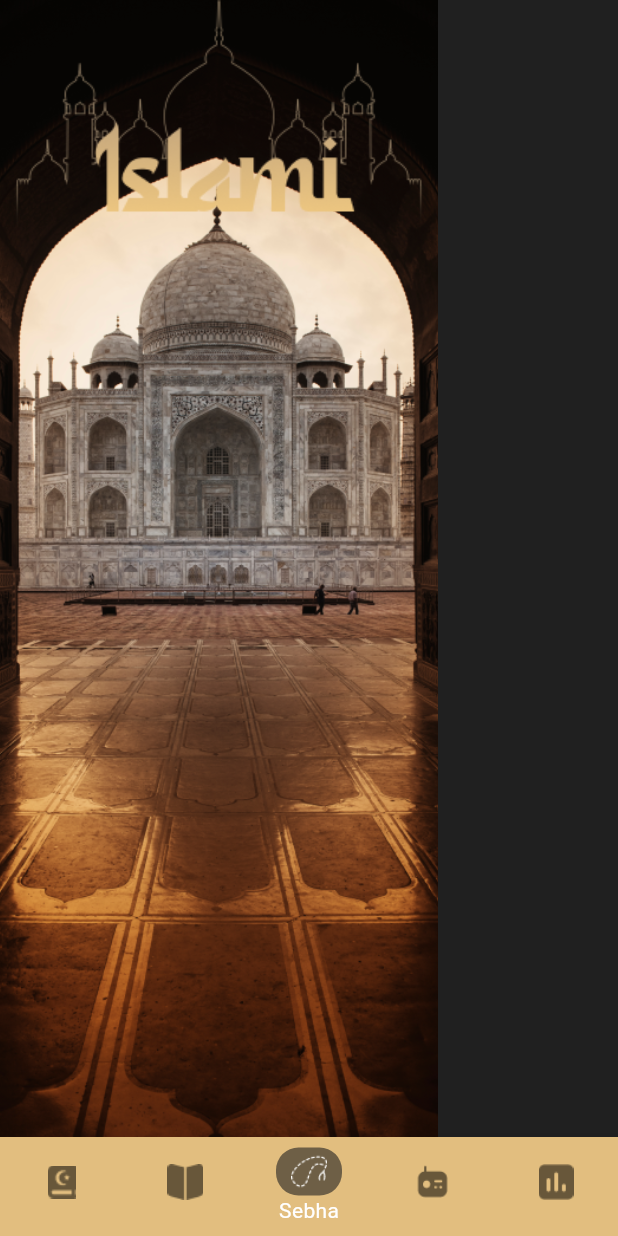
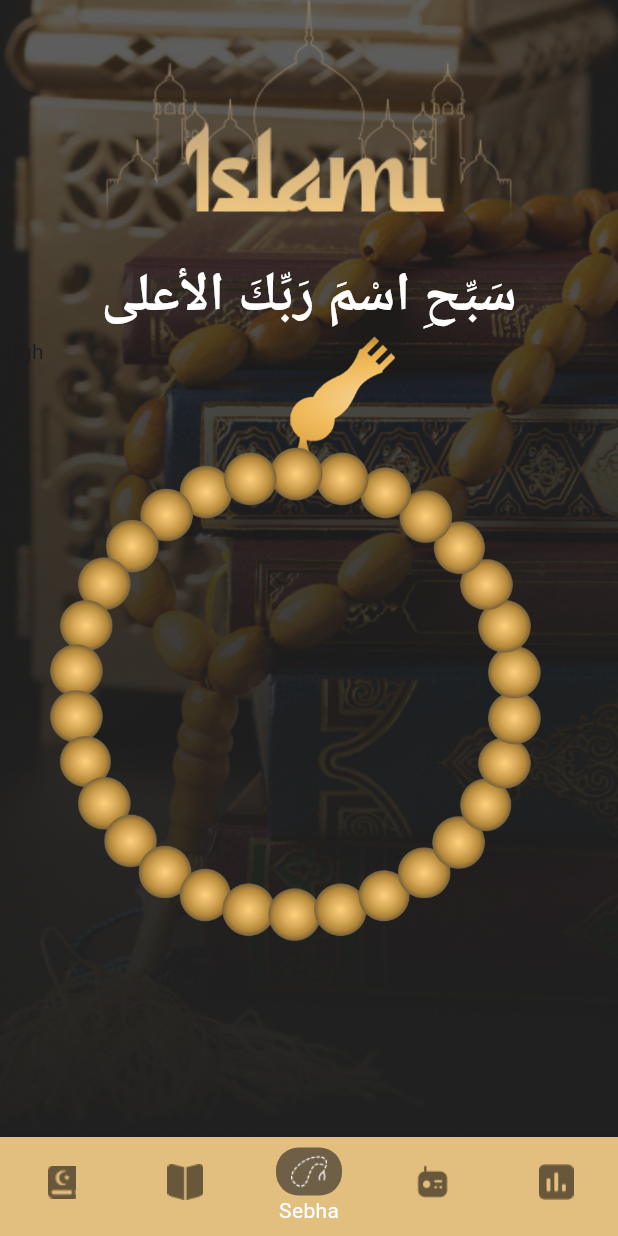
Before and after one commit to Hanaa-Morsy/islami, a Flutter app: the screen it shows after launch, item 3 of the bottom bar chosen, on a phone screen of 412 x 824 dp. Run offline on Flutter 3.47's test engine with Material 3 defaults, Android fonts, the phone set to English and light mode, and no system bars; our stand-ins replace carousel_slider, shared_preferences.

Commit message:
add sebha head and body

```diff
--- a/lib/core/constants/app_assets.dart
+++ b/lib/core/constants/app_assets.dart
@@ -16,6 +16,10 @@ class AppAssets{
   static const String hadeeth_bg=  'assets/images/HadeethBackground.png';
   static const String hadeeth_bg2=  'assets/images/HadithCardBackGround 1.png';
   static const String sebha_bg=  'assets/images/Background (2).png';
+  static const String sebha_head=  'assets/images/Mask group (3).png';
+  static const String sebha_body=  'assets/images/SebhaBody 1.png';
+
+
 
 
 }
--- a/lib/screens/layout/sebha/sebha_screen.dart
+++ b/lib/screens/layout/sebha/sebha_screen.dart
@@ -1,22 +1,47 @@
 import 'package:flutter/material.dart';
 import 'package:islami/core/constants/app_assets.dart';
+import 'package:islami/core/theme/app_colors.dart';
 
 class SebhaScreen extends StatelessWidget {
   const SebhaScreen({super.key});
 
   @override
   Widget build(BuildContext context) {
+    var theme=Theme.of(context);
     return  Container(
+      width: double.infinity,
         decoration: BoxDecoration(
         image: DecorationImage(
         image: AssetImage(
-        AppAssets.quran_bg,
+        AppAssets.sebha_bg,
     ),
     fit: BoxFit.cover)),
-    child: Column(
-      children: [
-        Image.asset(AppAssets.homelogo)
-      ],
+    child: SafeArea(
+      child: Column(
+        children: [
+          Image.asset(AppAssets.homelogo),
+          Text('سَبِّحِ اسْمَ رَبِّكَ الأعلى',style:TextStyle(
+            color: AppColors.white,
+            fontWeight: FontWeight.bold,
+            fontSize: 36,
+          ) ,),
+          Expanded(
+            child: Stack(
+              children: [
+Row(),
+                Positioned(
+                    left: MediaQuery.of(context).size.width*.47,
+                    child: Image.asset(AppAssets.sebha_head,height: MediaQuery.of(context).size.height*.1,)),
+                Positioned(
+                  top:MediaQuery.of(context).size.height*.09  ,
+                    left: MediaQuery.of(context).size.width*.08,
+                child: Image.asset(AppAssets.sebha_body,height: MediaQuery.of(context).size.height*.4,)),
+                Text('dfgh')
+              ],
+            ),
+          )
+        ],
+      ),
     ),);
   }
 }
```
Also changed, not shown: assets/images/Mask group (3).png (added), assets/images/SebhaBody 1.png (added).
